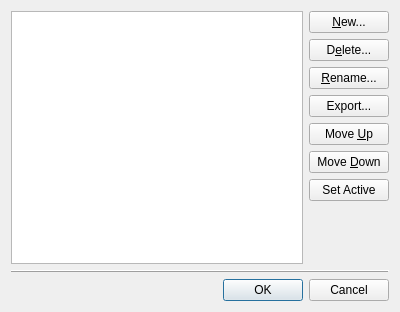
First picture: the form in lclib/qt/lc_qmodellistdialog.ui, repository trevorsandy/lpub3d-ci, before the edit.
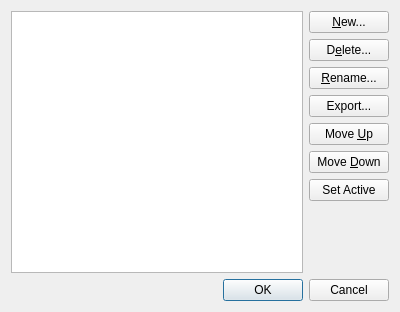
Second picture: the form after the edit.

Diff of the .ui file:
```diff
--- a/lclib/qt/lc_qmodellistdialog.ui
+++ b/lclib/qt/lc_qmodellistdialog.ui
@@ -87,16 +87,6 @@
      </item>
     </layout>
    </item>
-   <item>
-    <widget class="QFrame" name="frame">
-     <property name="frameShape">
-      <enum>QFrame::HLine</enum>
-     </property>
-     <property name="frameShadow">
-      <enum>QFrame::Raised</enum>
-     </property>
-    </widget>
-   </item>
    <item>
     <widget class="QDialogButtonBox" name="buttonBox">
      <property name="orientation">
```
